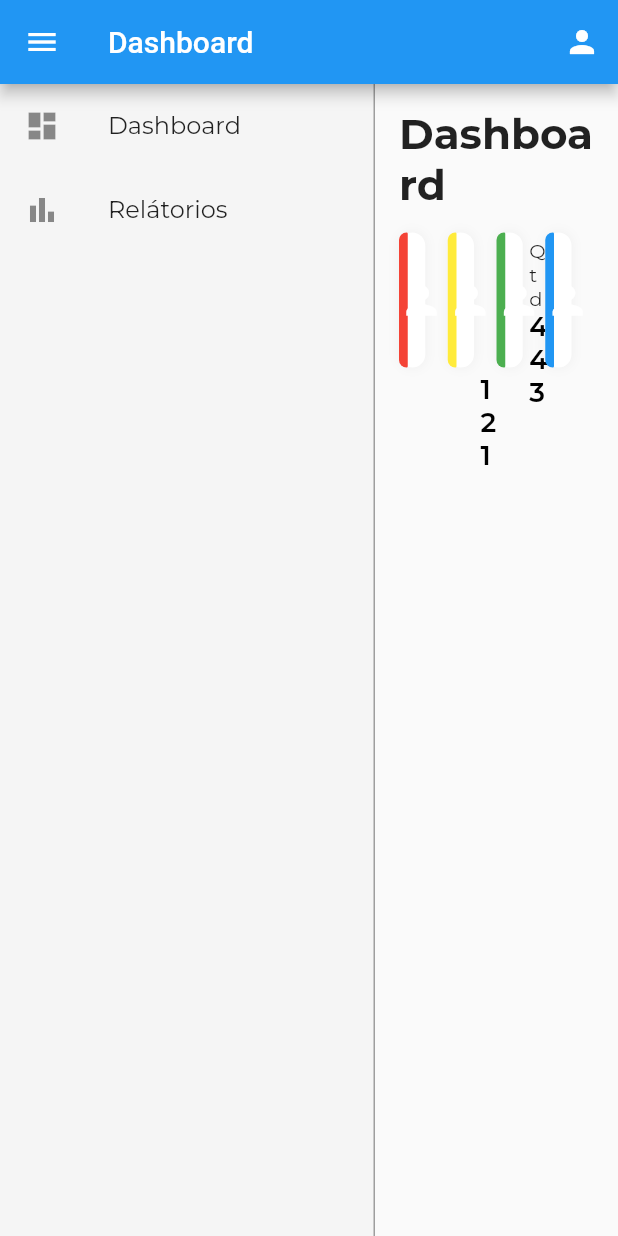
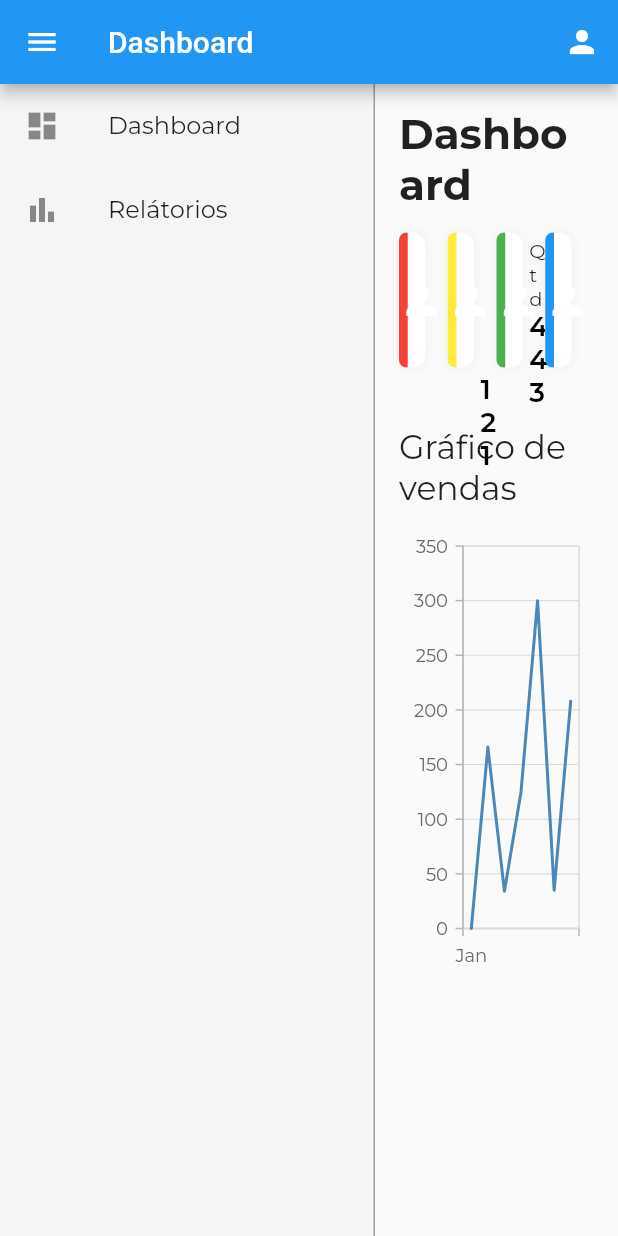
Before and after one commit to Noninus/admin_dash, a Flutter app: the DashboardPage screen opened by its route, on a phone screen of 412 x 824 dp. Run offline on Flutter 3.47's test engine with Material 2 defaults, Android fonts, the phone set to English and light mode, and no system bars; our stand-ins replace another_flushbar, flutter_mobx, flutter_modular, google_fonts, mobx, syncfusion_flutter_charts; generated files the repository leaves out were written again.

Commit message:
adicao grafico

```diff
--- a/lib/app/modules/dashboard/dashboard_page.dart
+++ b/lib/app/modules/dashboard/dashboard_page.dart
@@ -3,6 +3,7 @@ import 'package:admin_dash/app/modules/dashboard/dashboard_controller.dart';
 import 'package:admin_dash/app/modules/home/my_scaffold.dart';
 import 'package:flutter/material.dart';
 import 'package:flutter_modular/flutter_modular.dart';
+import 'package:syncfusion_flutter_charts/charts.dart';
 
 class DashboardPage extends StatefulWidget {
   final String title;
@@ -22,7 +23,7 @@ class _DashboardPageState
         body: Column(
       crossAxisAlignment: CrossAxisAlignment.start,
       children: [
-        Text(
+        SelectableText(
           "Dashboard",
           style: TextStyle(fontWeight: FontWeight.bold, fontSize: 28),
         ),
@@ -52,10 +53,36 @@ class _DashboardPageState
             ],
           ),
         ),
-        Container(
-          color: Colors.blue,
+        SizedBox(height: 25),
+        SelectableText(
+          "Gráfico de vendas",
+          style: TextStyle(fontSize: 22),
         ),
+        SizedBox(height: 15),
+        SfCartesianChart(
+            primaryXAxis: CategoryAxis(),
+            series: <LineSeries<SalesData, String>>[
+              LineSeries<SalesData, String>(
+                  dataSource: <SalesData>[
+                    SalesData('Jan', 0),
+                    SalesData('Fev', 166),
+                    SalesData('Mar', 34),
+                    SalesData('Abr', 125),
+                    SalesData('Mai', 300),
+                    SalesData('Jun', 35),
+                    SalesData('Jul', 208),
+                  ],
+                  xValueMapper: (SalesData sales, _) => sales.year,
+                  yValueMapper: (SalesData sales, _) => sales.sales)
+            ])
       ],
     ));
   }
 }
+
+class SalesData {
+  final String year;
+  final int sales;
+
+  SalesData(this.year, this.sales);
+}
--- a/pubspec.yaml
+++ b/pubspec.yaml
@@ -38,6 +38,7 @@ dependencies:
   flutter_mobx: ^1.1.0+2
   another_flushbar: ^1.10.14
   mobx: ^1.2.1+4
+  syncfusion_flutter_charts: ^18.4.46
   flutter_modular: ^2.0.1
   flutter:
     sdk: flutter
```
Also changed, not shown: pubspec.lock.
